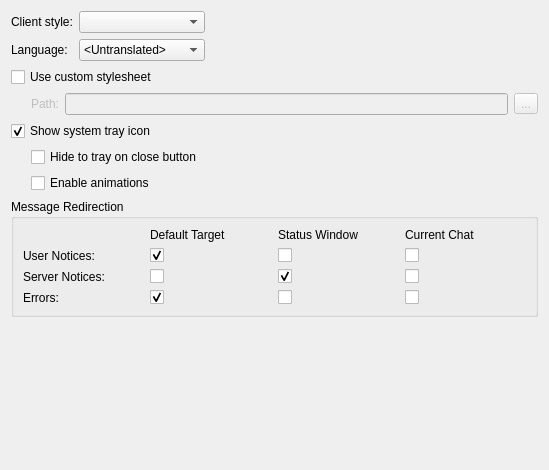
quassel/quassel, file src/qtui/settingspages/appearancesettingspage.ui: the form before one commit.
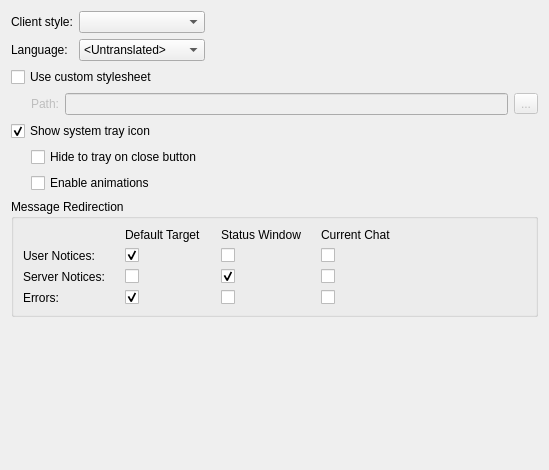
The form after the commit.

Commit message:
Add horizontal spacer to Appearance settings page
Add horizontal spacer to Message Redirection toggles on Appearance
settings page.  Adjust the grid layout to maintain similar spacing as
prior.

This keeps it from stretching across the entire screen when the
settings dialog is very wide (e.g. maximized).

```diff
--- a/src/qtui/settingspages/appearancesettingspage.ui
+++ b/src/qtui/settingspages/appearancesettingspage.ui
@@ -230,7 +230,10 @@
      <property name="title">
       <string>Message Redirection</string>
      </property>
-     <layout class="QGridLayout" name="gridLayout_2">
+     <layout class="QGridLayout" name="gridLayout_2" columnstretch="0,0,0,0,1">
+      <property name="horizontalSpacing">
+       <number>20</number>
+      </property>
       <item row="1" column="0">
        <widget class="QLabel" name="label_3">
         <property name="text">
@@ -357,6 +360,19 @@
         </property>
        </widget>
       </item>
+      <item row="0" column="4">
+       <spacer name="horizontalSpacer_5">
+        <property name="orientation">
+         <enum>Qt::Horizontal</enum>
+        </property>
+        <property name="sizeHint" stdset="0">
+         <size>
+          <width>1</width>
+          <height>1</height>
+         </size>
+        </property>
+       </spacer>
+      </item>
      </layout>
     </widget>
    </item>
```
